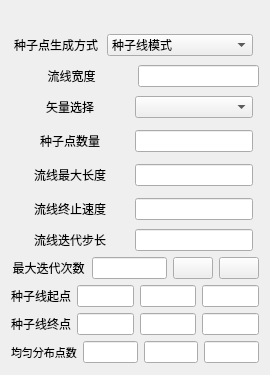
The window that Qt/Resources/UI/igStreamTracer.ui (hu-shuhan/editOpeniGame) describes before a commit, drawn with Qt 5.
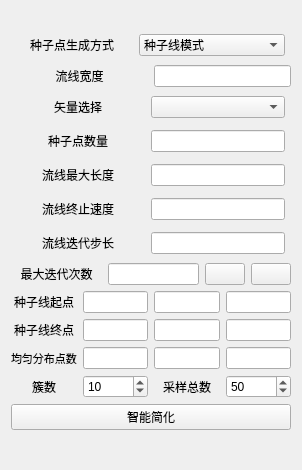
The same window after the commit. Icons and pictures are not drawn.

What changed in the file:
```diff
--- a/Qt/Resources/UI/igStreamTracer.ui
+++ b/Qt/Resources/UI/igStreamTracer.ui
@@ -6,8 +6,8 @@
    <rect>
     <x>0</x>
     <y>0</y>
-    <width>270</width>
-    <height>375</height>
+				<width>302</width>
+				<height>470</height>
    </rect>
   </property>
   <property name="sizePolicy">
@@ -19,13 +19,13 @@
   <property name="minimumSize">
    <size>
     <width>270</width>
-    <height>375</height>
+				<height>450</height>
    </size>
   </property>
   <property name="maximumSize">
    <size>
     <width>500</width>
-    <height>500</height>
+				<height>600</height>
    </size>
   </property>
   <property name="windowTitle">
@@ -129,9 +129,6 @@
     <layout class="QHBoxLayout" name="horizontalLayout_4" stretch="1,1,0">
      <item>
       <widget class="QLabel" name="label_2">
-       <property name="layoutDirection">
-        <enum>Qt::LeftToRight</enum>
-       </property>
        <property name="text">
         <string>矢量选择</string>
        </property>
@@ -165,11 +162,7 @@
       </widget>
      </item>
      <item>
-      <widget class="QLineEdit" name="numOfSeedLineEdit">
-       <property name="inputMask">
-        <string/>
-       </property>
-      </widget>
+						<widget class="QLineEdit" name="numOfSeedLineEdit"/>
      </item>
      <item>
       <widget class="QLabel" name="label_5">
@@ -184,15 +177,9 @@
     <layout class="QHBoxLayout" name="horizontalLayout_6" stretch="1,1,0">
      <item>
       <widget class="QLabel" name="label_4">
-       <property name="layoutDirection">
-        <enum>Qt::LeftToRight</enum>
-       </property>
        <property name="text">
         <string>流线最大长度</string>
        </property>
-       <property name="textFormat">
-        <enum>Qt::AutoText</enum>
-       </property>
        <property name="alignment">
         <set>Qt::AlignCenter</set>
        </property>
@@ -204,7 +191,7 @@
      <item>
       <widget class="QLabel" name="label_7">
        <property name="text">
-        <string>&lt;html&gt;&lt;head/&gt;&lt;body&gt;&lt;p&gt;&lt;span style=&quot; color:#f0f0f0;&quot;/&gt;&lt;br/&gt;&lt;/p&gt;&lt;/body&gt;&lt;/html&gt;</string>
+								<string>&lt;html&gt;&lt;head/&gt;&lt;body&gt;&lt;p&gt;&lt;br/&gt;&lt;/p&gt;&lt;/body&gt;&lt;/html&gt;</string>
        </property>
       </widget>
      </item>
@@ -252,7 +239,7 @@
      <item>
       <widget class="QLabel" name="label_12">
        <property name="text">
-        <string>&lt;html&gt;&lt;head/&gt;&lt;body&gt;&lt;p&gt;&lt;span style=&quot; color:#f0f0f0;&quot;/&gt;&lt;/p&gt;&lt;/body&gt;&lt;/html&gt;</string>
+								<string>&lt;html&gt;&lt;head/&gt;&lt;body&gt;&lt;p&gt;&lt;br/&gt;&lt;/p&gt;&lt;/body&gt;&lt;/html&gt;</string>
        </property>
       </widget>
      </item>
@@ -275,26 +262,19 @@
      </item>
      <item>
       <widget class="QPushButton" name="generate_streamline_btn">
-       <property name="enabled">
-        <bool>true</bool>
-       </property>
-       <property name="text">
-        <string/>
-       </property>
        <property name="icon">
         <iconset resource="../iGameQtMainWindow.qrc">
-         <normaloff>:/Ticon/Icons/Chart-1.png</normaloff>:/Ticon/Icons/Chart-1.png</iconset>
+									<normaloff>:/Ticon/Icons/Chart-1.png</normaloff>:/Ticon/Icons/Chart-1.png
+								</iconset>
        </property>
       </widget>
      </item>
      <item>
       <widget class="QPushButton" name="refreshBtn">
-       <property name="text">
-        <string/>
-       </property>
        <property name="icon">
         <iconset resource="../iGameQtMainWindow.qrc">
-         <normaloff>:/Ticon/Icons/refresh.png</normaloff>:/Ticon/Icons/refresh.png</iconset>
+									<normaloff>:/Ticon/Icons/refresh.png</normaloff>:/Ticon/Icons/refresh.png
+								</iconset>
        </property>
        <property name="iconSize">
         <size>
@@ -364,9 +344,6 @@
        <property name="text">
         <string>均匀分布点数</string>
        </property>
-       <property name="textFormat">
-        <enum>Qt::AutoText</enum>
-       </property>
       </widget>
      </item>
      <item>
@@ -380,6 +357,63 @@
      </item>
     </layout>
    </item>
+			<item>
+				<layout class="QHBoxLayout" name="horizontalLayout_12" stretch="1,1,1,1">
+					<item>
+						<widget class="QLabel" name="label_18">
+							<property name="text">
+								<string>簇数</string>
+							</property>
+							<property name="alignment">
+								<set>Qt::AlignCenter</set>
+							</property>
+						</widget>
+					</item>
+					<item>
+						<widget class="QSpinBox" name="clusterSpin">
+							<property name="minimum">
+								<number>1</number>
+							</property>
+							<property name="maximum">
+								<number>10000</number>
+							</property>
+							<property name="value">
+								<number>10</number>
+							</property>
+						</widget>
+					</item>
+					<item>
+						<widget class="QLabel" name="label_19">
+							<property name="text">
+								<string>采样总数</string>
+							</property>
+							<property name="alignment">
+								<set>Qt::AlignCenter</set>
+							</property>
+						</widget>
+					</item>
+					<item>
+						<widget class="QSpinBox" name="perClusterSpin">
+							<property name="minimum">
+								<number>1</number>
+							</property>
+							<property name="maximum">
+								<number>1000</number>
+							</property>
+							<property name="value">
+								<number>50</number>
+							</property>
+						</widget>
+					</item>
+				</layout>
+			</item>
+			<item>
+				<widget class="QPushButton" name="Cluster">
+					<property name="text">
+						<string>智能简化</string>
+					</property>
+				</widget>
+			</item>
    <item>
     <spacer name="verticalSpacer">
      <property name="orientation">
```
Lines whose indentation alone changed are shown as unchanged.
